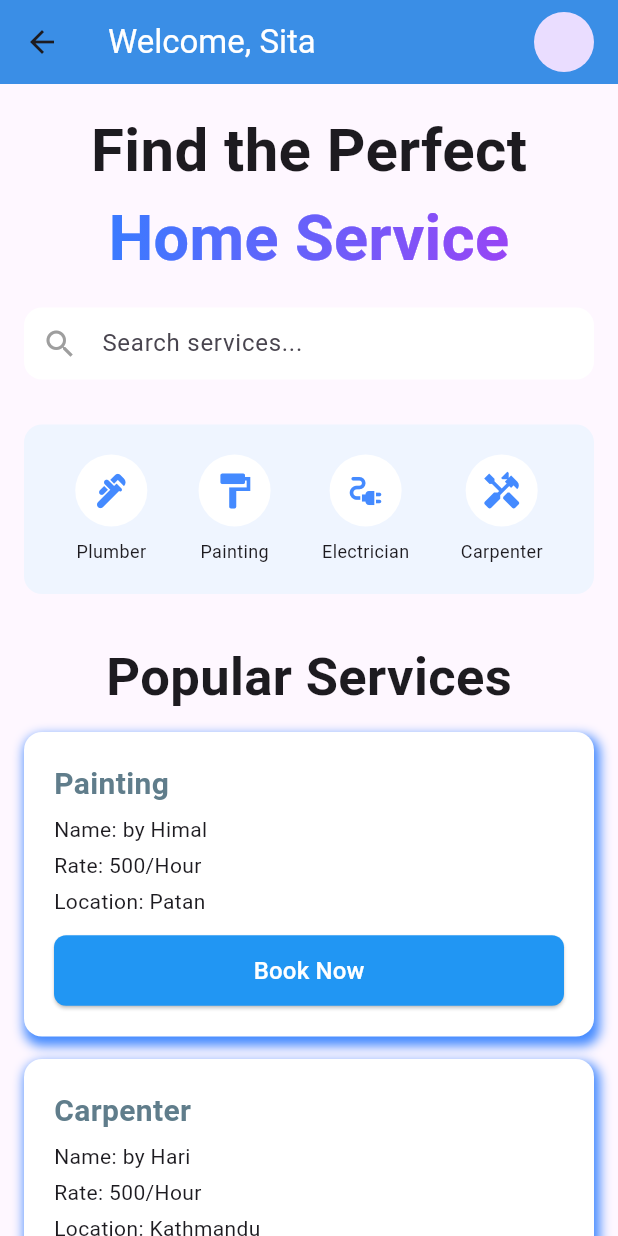
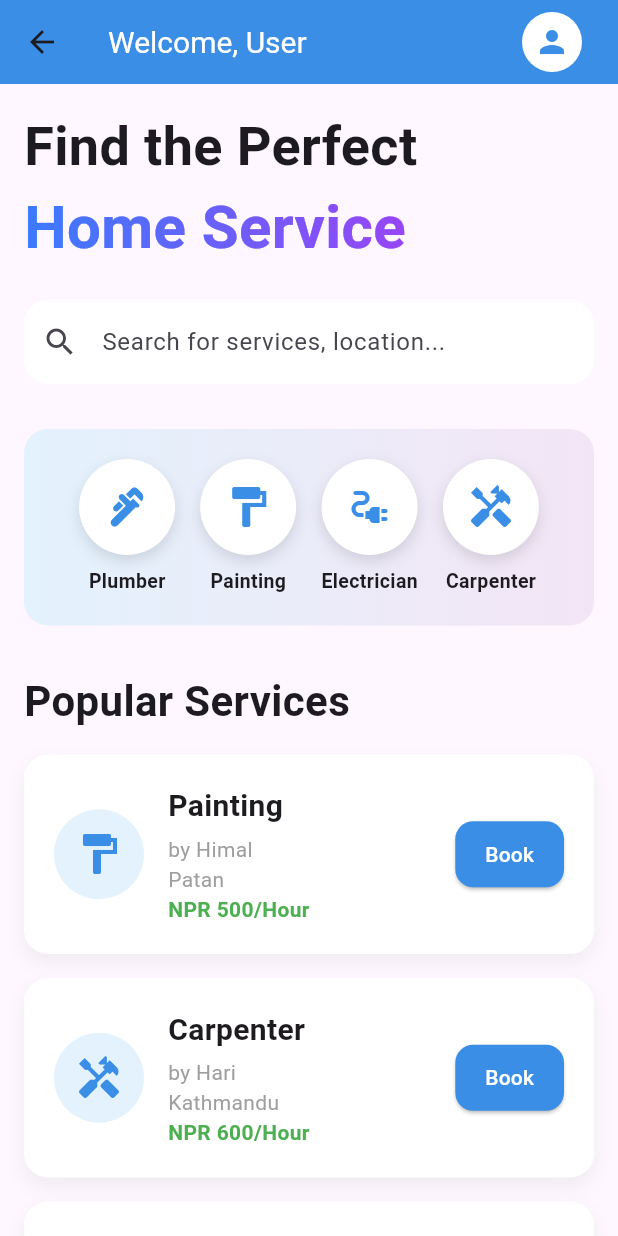
Before and after one commit to Bhuban-tech/HGS-Frontend, a Flutter app: the UserDashboard screen opened by its route, on a phone screen of 412 x 824 dp. Run offline on Flutter 3.47's test engine with Material 3 defaults, Android fonts, the phone set to English and light mode, and no system bars; our stand-ins replace device_preview, dio, shared_preferences; missing offline and left inert: jwt_decode; accounts and stored records are empty.

Commit message:
handle validation and fix user dashboard

```diff
--- a/FrontEnd/lib/DashBoard/User.dart
+++ b/FrontEnd/lib/DashBoard/User.dart
@@ -1,7 +1,6 @@
 import 'package:flutter/material.dart';
-import 'package:HamroGharSewa/view/booking/bookingPage_view.dart'; // Your booking page
+import 'package:HamroGharSewa/view/booking/bookingPage_view.dart';
 
-// Placeholder for the new screen (create this file later)
 class BecomeProviderScreen extends StatelessWidget {
   const BecomeProviderScreen({super.key});
 
@@ -9,7 +8,13 @@ class BecomeProviderScreen extends StatelessWidget {
   Widget build(BuildContext context) {
     return Scaffold(
       appBar: AppBar(title: const Text('Become a Service Provider')),
-      body: const Center(child: Text('Provider registration form goes here')),
+      body: const Center(
+        child: Text(
+          'Provider Registration Form\n(Coming Soon)',
+          textAlign: TextAlign.center,
+          style: TextStyle(fontSize: 18),
+        ),
+      ),
     );
   }
 }
@@ -17,12 +22,14 @@ class BecomeProviderScreen extends StatelessWidget {
 void main() {
   runApp(const MaterialApp(
     debugShowCheckedModeBanner: false,
-    home: UserDashboard(),
+    home: UserDashboard(userName: "Sita"), // Pass dynamic name here in real app
   ));
 }
 
 class UserDashboard extends StatefulWidget {
-  const UserDashboard({super.key});
+  final String userName; // Will come from auth (e.g., login)
+
+  const UserDashboard({super.key, required this.userName});
 
   @override
   State<UserDashboard> createState() => _UserDashboardState();
@@ -32,24 +39,34 @@ class _UserDashboardState extends State<UserDashboard> {
   final TextEditingController _searchController = TextEditingController();
   String searchQuery = "";
 
-  final List<Map<String, String>> bookings = [
+  final List<Map<String, dynamic>> bookings = [
     {
       'service': 'Painting',
       'name': 'by Himal',
-      'rate': '500/Hour',
+      'rate': 'NPR 500/Hour',
       'location': 'Patan',
+      'icon': Icons.format_paint,
     },
     {
       'service': 'Carpenter',
       'name': 'by Hari',
-      'rate': '500/Hour',
+      'rate': 'NPR 600/Hour',
       'location': 'Kathmandu',
+      'icon': Icons.handyman,
     },
     {
       'service': 'Plumbing',
       'name': 'by Ram',
-      'rate': '500/Hour',
+      'rate': 'NPR 550/Hour',
       'location': 'Bhaktapur',
+      'icon': Icons.plumbing,
+    },
+    {
+      'service': 'Electrician',
+      'name': 'by Shyam',
+      'rate': 'NPR 700/Hour',
+      'location': 'Lalitpur',
+      'icon': Icons.electrical_services,
     },
   ];
 
@@ -59,37 +76,76 @@ class _UserDashboardState extends State<UserDashboard> {
     super.dispose();
   }
 
+  void _showLogoutDialog() {
+    showDialog(
+      context: context,
+      builder: (ctx) => AlertDialog(
+        title: const Text("Logout"),
+        content: const Text("Are you sure you want to log out?"),
+        actions: [
+          TextButton(
+            onPressed: () => Navigator.pop(ctx),
+            child: const Text("Cancel"),
+          ),
+          TextButton(
+            onPressed: () {
+              Navigator.pop(ctx);
+              // TODO: Implement actual logout (clear token, navigate to login)
+              ScaffoldMessenger.of(context).showSnackBar(
+                const SnackBar(content: Text("Logged out successfully")),
+              );
+              // Navigator.pushReplacementNamed(context, '/login');
+            },
+            child: const Text("Logout", style: TextStyle(color: Colors.red)),
+          ),
+        ],
+      ),
+    );
+  }
+
   @override
   Widget build(BuildContext context) {
     final filteredBookings = bookings.where((booking) {
       final query = searchQuery.toLowerCase();
       return booking['service']!.toLowerCase().contains(query) ||
           booking['name']!.toLowerCase().contains(query) ||
-          booking['rate']!.toLowerCase().contains(query) ||
           booking['location']!.toLowerCase().contains(query);
     }).toList();
 
     return Scaffold(
       appBar: AppBar(
         backgroundColor: const Color(0xFF3A8EE6),
-        title: const Text(
-          'Welcome, Sita',
-          style: TextStyle(color: Colors.white),
+        elevation: 0,
+        title: Text(
+          'Welcome, ${widget.userName}',
+          style: const TextStyle(color: Colors.white, fontSize: 20),
         ),
-        elevation: 0,
         actions: [
           Padding(
             padding: const EdgeInsets.only(right: 16),
-            child: GestureDetector(
-              onTap: () {
-                ScaffoldMessenger.of(context).showSnackBar(
-                  const SnackBar(content: Text("Profile clicked!")),
-                );
+            child: PopupMenuButton<String>(
+              onSelected: (value) {
+                if (value == 'logout') {
+                  _showLogoutDialog();
+                }
               },
-              child: const CircleAvatar(
+              icon: const CircleAvatar(
                 radius: 20,
-                // backgroundImage: NetworkImage("https://i.pravatar.cc/150?img=47"),
+                backgroundColor: Colors.white,
+                child: Icon(Icons.person, color: Color(0xFF3A8EE6)),
               ),
+              itemBuilder: (context) => [
+                const PopupMenuItem(
+                  value: 'logout',
+                  child: Row(
+                    children: [
+                      Icon(Icons.logout, color: Colors.red),
+                      SizedBox(width: 10),
+                      Text("Logout"),
+                    ],
+                  ),
+                ),
+              ],
             ),
           ),
         ],
@@ -97,54 +153,62 @@ class _UserDashboardState extends State<UserDashboard> {
       body: SingleChildScrollView(
         padding: const EdgeInsets.all(16),
         child: Column(
-          crossAxisAlignment: CrossAxisAlignment.center,
+          crossAxisAlignment: CrossAxisAlignment.start,
           children: [
             const Text(
               'Find the Perfect',
-              style: TextStyle(fontSize: 40, fontWeight: FontWeight.bold),
+              style: TextStyle(fontSize: 36, fontWeight: FontWeight.bold),
             ),
             ShaderMask(
               shaderCallback: (bounds) => const LinearGradient(
                 colors: [Color(0xFF3A7BFF), Color(0xFF9745F5)],
-                begin: Alignment.centerLeft,
-                end: Alignment.centerRight,
-              ).createShader(Rect.fromLTWH(0, 0, bounds.width, bounds.height)),
+              ).createShader(bounds),
               child: const Text(
                 'Home Service',
                 style: TextStyle(
-                  fontSize: 42,
+                  fontSize: 40,
                   fontWeight: FontWeight.bold,
                   color: Colors.white,
                 ),
-                textAlign: TextAlign.center,
               ),
             ),
-            const SizedBox(height: 16),
+            const SizedBox(height: 20),
+
+            // Search Bar
             TextField(
               controller: _searchController,
-              onChanged: (value) {
-                setState(() => searchQuery = value);
+              onChanged: (value) => setState(() => searchQuery = value),
+              decoration: InputDecoration(
+                hintText: 'Search for services, location...',
+                prefixIcon: const Icon(Icons.search),
+                suffixIcon: searchQuery.isNotEmpty
+                    ? IconButton(
+                  icon: const Icon(Icons.clear),
+                  onPressed: () {
+                    _searchController.clear();
+                    setState(() => searchQuery = "");
                   },
-              decoration: InputDecoration(
-                hintText: 'Search services...',
-                prefixIcon: const Icon(Icons.search, color: Colors.grey),
+                )
+                    : null,
                 filled: true,
                 fillColor: Colors.white,
-                contentPadding: const EdgeInsets.symmetric(vertical: 0, horizontal: 16),
-                border: const OutlineInputBorder(
-                  borderRadius: BorderRadius.all(Radius.circular(12)),
+                border: OutlineInputBorder(
+                  borderRadius: BorderRadius.circular(16),
                   borderSide: BorderSide.none,
                 ),
+                contentPadding: const EdgeInsets.symmetric(horizontal: 20, vertical: 16),
               ),
             ),
             const SizedBox(height: 30),
 
-            // Service Icons Row
+            // Quick Service Icons
             Container(
-              padding: const EdgeInsets.symmetric(vertical: 20),
+              padding: const EdgeInsets.all(20),
               decoration: BoxDecoration(
-                color: const Color(0xFFEFF5FF),
-                borderRadius: BorderRadius.circular(12),
+                gradient: const LinearGradient(
+                  colors: [Color(0xFFE3F2FD), Color(0xFFF3E5F5)],
+                ),
+                borderRadius: BorderRadius.circular(16),
               ),
               child: Row(
                 mainAxisAlignment: MainAxisAlignment.spaceEvenly,
@@ -156,78 +220,74 @@ class _UserDashboardState extends State<UserDashboard> {
                 ],
               ),
             ),
-
             const SizedBox(height: 30),
 
-            // Popular Services Section
+            // Popular Services
             const Text(
               'Popular Services',
-              style: TextStyle(fontSize: 35, fontWeight: FontWeight.bold),
+              style: TextStyle(fontSize: 28, fontWeight: FontWeight.bold),
             ),
-            const SizedBox(height: 12),
+            const SizedBox(height: 16),
 
             if (filteredBookings.isEmpty)
-              const Text(
-                "No services found",
-                style: TextStyle(color: Colors.grey),
+              const Center(
+                child: Text(
+                  "No services found matching your search",
+                  style: TextStyle(color: Colors.grey, fontSize: 16),
                 ),
+              )
+            else
               ...filteredBookings.map((booking) => BookingCard(
                 booking: booking,
                 onBook: () {
                   Navigator.push(
                     context,
-                      MaterialPageRoute(
-                        builder: (_) => BookingPage(),
-                      ),
+                    MaterialPageRoute(builder: (_) =>  BookingPage()),
                   );
                 },
               )),
 
             const SizedBox(height: 40),
 
-            // ── Become a Service Provider Button ──
+            // Become Provider Button with Gradient
             Container(
               width: double.infinity,
-              margin: const EdgeInsets.symmetric(horizontal: 8),
+              decoration: BoxDecoration(
+                gradient: const LinearGradient(
+                  colors: [Color(0xFF3A8EE6), Color(0xFF6A4CFF)],
+                ),
+                borderRadius: BorderRadius.circular(16),
+                boxShadow: [
+                  BoxShadow(
+                    color: Colors.blue.withOpacity(0.4),
+                    blurRadius: 10,
+                    offset: const Offset(0, 6),
+                  ),
+                ],
+              ),
               child: ElevatedButton.icon(
                 onPressed: () {
                   Navigator.push(
                     context,
-                    MaterialPageRoute(
-                      builder: (_) => const BecomeProviderScreen(),
-                    ),
+                    MaterialPageRoute(builder: (_) => const BecomeProviderScreen()),
                   );
                 },
-                icon: const Icon(Icons.work_outline, size: 28),
+                icon: const Icon(Icons.work, size: 28),
                 label: const Text(
                   "Become a Service Provider",
                   style: TextStyle(fontSize: 18, fontWeight: FontWeight.bold),
                 ),
                 style: ElevatedButton.styleFrom(
-                  padding: const EdgeInsets.symmetric(vertical: 16),
                   backgroundColor: Colors.transparent,
                   foregroundColor: Colors.white,
-                  shape: RoundedRectangleBorder(
-                    borderRadius: BorderRadius.circular(16),
+                  padding: const EdgeInsets.symmetric(vertical: 18),
+                  shape: RoundedRectangleBorder(borderRadius: BorderRadius.circular(16)),
+                  elevation: 0,
                 ),
-                  elevation: 8,
-                  shadowColor: Colors.blue.withOpacity(0.5),
-                ),
-              ).copyWith(
-                // Apply gradient background
-                backgroundColor: MaterialStateProperty.all(Colors.transparent),
               ),
             ),
 
-            const SizedBox(height: 40),
-
-            // Actions Section
-            const Text(
-              'Actions',
-              style: TextStyle(fontSize: 18, fontWeight: FontWeight.bold),
-            ),
-            const SizedBox(height: 12),
-            // Add your other actions here...
+            const SizedBox(height: 60),
           ],
         ),
       ),
@@ -236,95 +296,82 @@ class _UserDashboardState extends State<UserDashboard> {
 
   Widget _buildServiceIcon(IconData icon, String label) {
     return Column(
-      mainAxisSize: MainAxisSize.min,
       children: [
-        CircleAvatar(
-          radius: 24,
-          backgroundColor: Colors.white,
-          child: Icon(
-            icon,
-            color: Colors.blueAccent,
-            size: 28,
+        Container(
+          padding: const EdgeInsets.all(16),
+          decoration: const BoxDecoration(
+            color: Colors.white,
+            shape: BoxShape.circle,
+            boxShadow: [
+              BoxShadow(color: Colors.black12, blurRadius: 8, offset: Offset(0, 4)),
+            ],
           ),
+          child: Icon(icon, size: 32, color: const Color(0xFF3A8EE6)),
         ),
         const SizedBox(height: 8),
-        Text(
-          label,
-          style: const TextStyle(fontSize: 12),
-        ),
+        Text(label, style: const TextStyle(fontSize: 13, fontWeight: FontWeight.w600)),
       ],
     );
   }
 }
 
-extension on ElevatedButton {
-  Widget? copyWith({required WidgetStateProperty<Color> backgroundColor}) {
-    return null;
-  }
-}
-
 class BookingCard extends StatelessWidget {
-  final Map<String, String> booking;
+  final Map<String, dynamic> booking;
   final VoidCallback onBook;
 
-  const BookingCard({
-    required this.booking,
-    required this.onBook,
-    super.key,
-  });
+  const BookingCard({required this.booking, required this.onBook, super.key});
 
   @override
   Widget build(BuildContext context) {
     return Container(
-      margin: const EdgeInsets.only(bottom: 15),
+      margin: const EdgeInsets.only(bottom: 16),
       decoration: BoxDecoration(
         color: Colors.white,
-        borderRadius: BorderRadius.circular(12),
-        boxShadow: const [
+        borderRadius: BorderRadius.circular(16),
+        boxShadow: [
           BoxShadow(
-            color: Colors.blueAccent,
-            blurRadius: 6,
-            spreadRadius: 2,
-            offset: Offset(2, 4),
+            color: Colors.grey.withOpacity(0.15),
+            blurRadius: 10,
+            offset: const Offset(0, 6),
           ),
         ],
       ),
       child: Padding(
         padding: const EdgeInsets.all(20),
+        child: Row(
+          children: [
+            CircleAvatar(
+              radius: 30,
+              backgroundColor: Colors.blue.shade50,
+              child: Icon(booking['icon'], size: 32, color: const Color(0xFF3A8EE6)),
+            ),
+            const SizedBox(width: 16),
+            Expanded(
               child: Column(
                 crossAxisAlignment: CrossAxisAlignment.start,
                 children: [
                   Text(
-              booking['service'] ?? '',
-              style: const TextStyle(
-                fontSize: 20,
-                fontWeight: FontWeight.bold,
-                color: Colors.blueGrey,
+                    booking['service'],
+                    style: const TextStyle(fontSize: 20, fontWeight: FontWeight.bold),
+                  ),
+                  const SizedBox(height: 4),
+                  Text(booking['name'], style: const TextStyle(color: Colors.grey)),
+                  Text(booking['location'], style: const TextStyle(color: Colors.grey)),
+                  Text(
+                    booking['rate'],
+                    style: const TextStyle(fontWeight: FontWeight.bold, color: Colors.green),
+                  ),
+                ],
               ),
             ),
-            const SizedBox(height: 6),
-            Text("Name: ${booking['name'] ?? ''}"),
-            const SizedBox(height: 4),
-            Text("Rate: ${booking['rate'] ?? ''}"),
-            const SizedBox(height: 4),
-            Text("Location: ${booking['location'] ?? ''}"),
-            const SizedBox(height: 12),
-            SizedBox(
-              width: double.infinity,
-              child: ElevatedButton(
+            ElevatedButton(
               onPressed: onBook,
               style: ElevatedButton.styleFrom(
-                  backgroundColor: Colors.blue,
-                  shape: RoundedRectangleBorder(
-                    borderRadius: BorderRadius.circular(8),
+                backgroundColor: const Color(0xFF3A8EE6),
+                shape: RoundedRectangleBorder(borderRadius: BorderRadius.circular(12)),
+                padding: const EdgeInsets.symmetric(horizontal: 20, vertical: 12),
               ),
-                  padding: const EdgeInsets.symmetric(vertical: 12),
-                ),
-                child: const Text(
-                  "Book Now",
-                  style: TextStyle(fontSize: 16, color: Colors.white),
-                ),
-              ),
+              child: const Text("Book", style: TextStyle(color: Colors.white)),
             ),
           ],
         ),
--- a/FrontEnd/lib/constants/api_constants.dart
+++ b/FrontEnd/lib/constants/api_constants.dart
@@ -1,6 +1,6 @@
 class ApiConstants {
   // Base URL: only host + port (no trailing /api)
-  static const String baseUrl = 'http://192.168.100.5:8080';
+  static const String baseUrl = 'http://192.168.110.191:8080';
 
   static const String login = '/api/auth/login';
   static const String register = '/api/auth/register';
--- a/FrontEnd/lib/route/app_routes.dart
+++ b/FrontEnd/lib/route/app_routes.dart
@@ -1,5 +1,5 @@
 import 'package:HamroGharSewa/DashBoard/AdminDashboard_view.dart';
-import 'package:HamroGharSewa/DashBoard/User.dart';
+import 'package:HamroGharSewa/DashBoard/User.dart'; // This should be your UserDashboard file
 import 'package:HamroGharSewa/DashBoard/provider_dashboard_view.dart';
 import 'package:HamroGharSewa/view/Login/login_view.dart';
 import 'package:HamroGharSewa/view/forgetpassword/forgetpassword_view.dart';
@@ -14,7 +14,6 @@ class AppRoutes {
   static const String providerDashboard = '/provider-dashboard';
   static const String adminDashboard = '/admin-dashboard';
 
-
   static Route<dynamic> generateRoute(RouteSettings settings) {
     switch (settings.name) {
       case login:
@@ -27,7 +26,11 @@ class AppRoutes {
         return MaterialPageRoute(builder: (_) => const ForgotPasswordScreen());
 
       case userDashboard:
-        return MaterialPageRoute(builder: (_) => const UserDashboard());
+      // Extract userName passed from TokenManager
+        final userName = settings.arguments as String? ?? "User";
+        return MaterialPageRoute(
+          builder: (_) => UserDashboard(userName: userName),
+        );
 
       case providerDashboard:
         return MaterialPageRoute(builder: (_) => const ProviderDashboard());
```
Also changed, not shown: FrontEnd/lib/repositories/auth_repository.dart (+9 -29 lines), FrontEnd/lib/services/token_manager.dart (+48 -17 lines), FrontEnd/lib/view/Login/login_view.dart (+28 -8 lines), FrontEnd/lib/view/register/register_view.dart (+81 -22 lines). Lines whose indentation alone changed are shown as unchanged.
